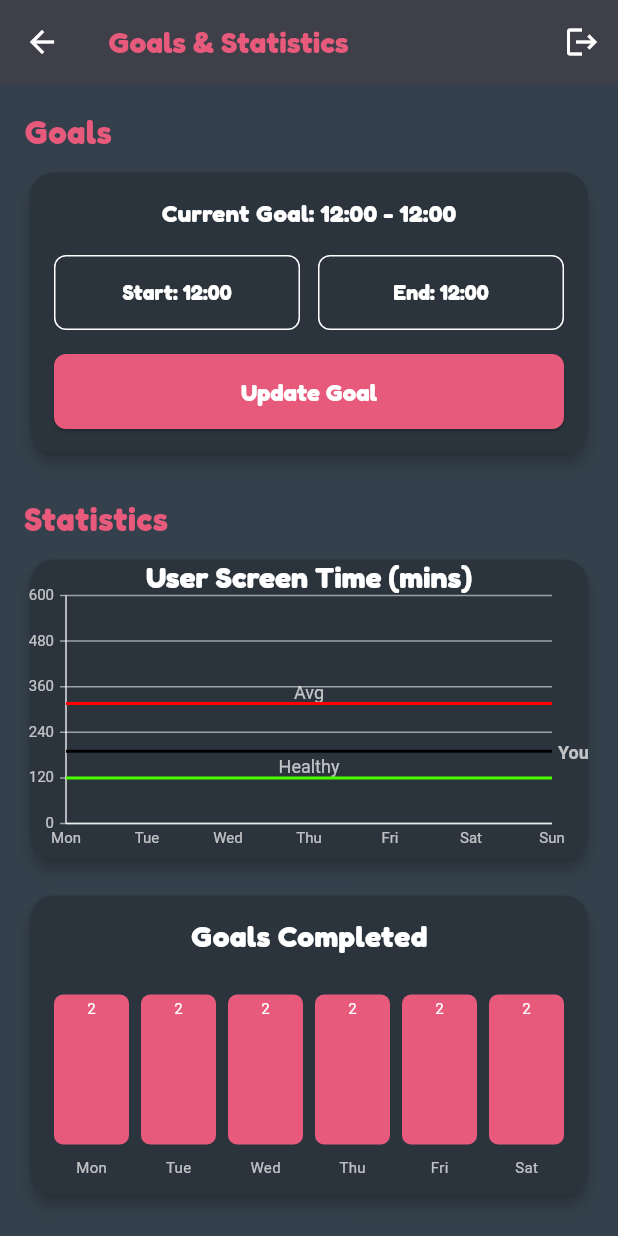
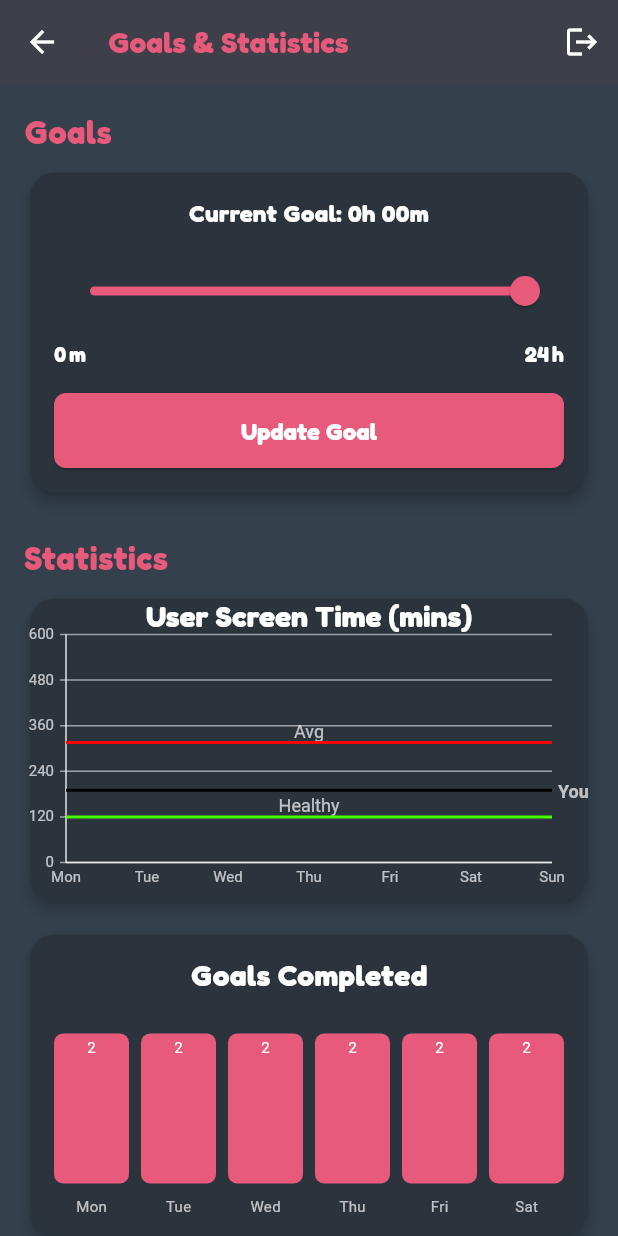
Before and after one commit to austinglashure/MobileScreenBuddy, a Flutter app: the screen it shows after launch, after a tap on "Login", after a tap on the "bar chart" icon, on a phone screen of 412 x 824 dp. Run offline on Flutter 3.47's test engine with Material 3 defaults, Android fonts, the light colour scheme and no system bars.

Commit message:
changed goal to be a number of minutes per day, and not from x time to y time

```diff
--- a/screenbuddy_mobile/lib/main.dart
+++ b/screenbuddy_mobile/lib/main.dart
@@ -86,42 +86,228 @@ class MyApp extends StatelessWidget {
 
 class AppState {
   bool loggedIn = false;
-  int coins = 150;
+  int coins = 1500;
   String? pendingEmailCode;
+  int goalMinutes = 0;
 
   final List<AvatarItem> owned = [
     AvatarItem(
       assetPath: 'assets/buddies/triangle/triangleRed.png',
-      name: "Buddy",
+      name: "Red Triangle",
       id: 0,
     ),
   ];
 
+  /*-----------------Shop Items-------------------------*/
+
   final List<AvatarItem> shop = [
     AvatarItem(
       assetPath: 'assets/buddies/triangle/triangleGreen.png',
-      name: "Green Buddy",
+      name: "Green Triangle",
       id: 1,
-      price: 50,
+      price: 100,
     ),
     AvatarItem(
       assetPath: 'assets/buddies/triangle/triangleBlue.png',
-      name: "Blue Buddy",
+      name: "Blue Triangle",
       id: 2,
-      price: 75,
+      price: 100,
     ),
     AvatarItem(
       assetPath: 'assets/buddies/triangle/triangleOrange.png',
-      name: "Orange Buddy",
+      name: "Orange Triangle",
       id: 3,
       price: 100,
+    ),
+    AvatarItem(
+      assetPath: 'assets/buddies/triangle/triangleWhite.png',
+      name: "White Triangle",
+      id: 4,
+      price: 100,
+    ),
+    AvatarItem(
+      assetPath: 'assets/buddies/triangle/triangleBlack.png',
+      name: "Black Triangle",
+      id: 5,
+      price: 100,
+    ),
+    AvatarItem(
+      assetPath: 'assets/buddies/triangle/trianglePink.png',
+      name: "Pink Triangle",
+      id: 6,
+      price: 100,
+    ),
+    AvatarItem(
+      assetPath: 'assets/buddies/square/squareRed.png',
+      name: "Red square",
+      id: 7,
+      price: 250,
+    ),
+    AvatarItem(
+      assetPath: 'assets/buddies/square/squareGreen.png',
+      name: "Green square",
+      id: 8,
+      price: 250,
+    ),
+    AvatarItem(
+      assetPath: 'assets/buddies/square/squareBlue.png',
+      name: "Blue square",
+      id: 9,
+      price: 250,
+    ),
+    AvatarItem(
+      assetPath: 'assets/buddies/square/squareOrange.png',
+      name: "Orange square",
+      id: 10,
+      price: 250,
+    ),
+    AvatarItem(
+      assetPath: 'assets/buddies/square/squareWhite.png',
+      name: "White square",
+      id: 11,
+      price: 250,
+    ),
+    AvatarItem(
+      assetPath: 'assets/buddies/square/squareBlack.png',
+      name: "Black square",
+      id: 12,
+      price: 250,
+    ),
+    AvatarItem(
+      assetPath: 'assets/buddies/square/squarePink.png',
+      name: "Pink square",
+      id: 13,
+      price: 250,
+    ),
+    AvatarItem(
+      assetPath: 'assets/buddies/pentagon/pentagonRed.png',
+      name: "Red pentagon",
+      id: 14,
+      price: 500,
+    ),
+    AvatarItem(
+      assetPath: 'assets/buddies/pentagon/pentagonGreen.png',
+      name: "Green pentagon",
+      id: 15,
+      price: 500,
+    ),
+    AvatarItem(
+      assetPath: 'assets/buddies/pentagon/pentagonBlue.png',
+      name: "Blue pentagon",
+      id: 16,
+      price: 500,
+    ),
+    AvatarItem(
+      assetPath: 'assets/buddies/pentagon/pentagonOrange.png',
+      name: "Orange pentagon",
+      id: 17,
+      price: 500,
+    ),
+    AvatarItem(
+      assetPath: 'assets/buddies/pentagon/pentagonWhite.png',
+      name: "White pentagon",
+      id: 18,
+      price: 500,
+    ),
+    AvatarItem(
+      assetPath: 'assets/buddies/pentagon/pentagonBlack.png',
+      name: "Black pentagon",
+      id: 19,
+      price: 500,
+    ),
+    AvatarItem(
+      assetPath: 'assets/buddies/pentagon/pentagonPink.png',
+      name: "Pink pentagon",
+      id: 20,
+      price: 500,
+    ),
+    AvatarItem(
+      assetPath: 'assets/buddies/hexagon/hexagonRed.png',
+      name: "Red hexagon",
+      id: 21,
+      price: 1000,
+    ),
+    AvatarItem(
+      assetPath: 'assets/buddies/hexagon/hexagonGreen.png',
+      name: "Green hexagon",
+      id: 22,
+      price: 1000,
+    ),
+    AvatarItem(
+      assetPath: 'assets/buddies/hexagon/hexagonBlue.png',
+      name: "Blue hexagon",
+      id: 23,
+      price: 1000,
+    ),
+    AvatarItem(
+      assetPath: 'assets/buddies/hexagon/hexagonOrange.png',
+      name: "Orange hexagon",
+      id: 24,
+      price: 1000,
+    ),
+    AvatarItem(
+      assetPath: 'assets/buddies/hexagon/hexagonWhite.png',
+      name: "White hexagon",
+      id: 25,
+      price: 1000,
+    ),
+    AvatarItem(
+      assetPath: 'assets/buddies/hexagon/hexagonBlack.png',
+      name: "Black hexagon",
+      id: 26,
+      price: 1000,
+    ),
+    AvatarItem(
+      assetPath: 'assets/buddies/hexagon/hexagonPink.png',
+      name: "Pink hexagon",
+      id: 27,
+      price: 1000,
+    ),
+    AvatarItem(
+      assetPath: 'assets/buddies/circle/circleRed.png',
+      name: "Red circle",
+      price: 2000,
+      id: 28,
+    ),
+    AvatarItem(
+      assetPath: 'assets/buddies/circle/circleGreen.png',
+      name: "Green circle",
+      id: 29,
+      price: 2000,
+    ),
+    AvatarItem(
+      assetPath: 'assets/buddies/circle/circleBlue.png',
+      name: "Blue circle",
+      id: 30,
+      price: 2000,
+    ),
+    AvatarItem(
+      assetPath: 'assets/buddies/circle/circleOrange.png',
+      name: "Orange circle",
+      id: 31,
+      price: 2000,
+    ),
+    AvatarItem(
+      assetPath: 'assets/buddies/circle/circleWhite.png',
+      name: "White circle",
+      id: 32,
+      price: 2000,
+    ),
+    AvatarItem(
+      assetPath: 'assets/buddies/circle/circleBlack.png',
+      name: "Black circle",
+      id: 33,
+      price: 2000,
+    ),
+    AvatarItem(
+      assetPath: 'assets/buddies/circle/circlePink.png',
+      name: "Pink circle",
+      id: 34,
+      price: 2000,
     ),
   ];
 
   int equippedId = 0;
-
-  TimeOfDay start = const TimeOfDay(hour: 12, minute: 0);
-  TimeOfDay end = const TimeOfDay(hour: 12, minute: 0);
 
   final List<int> dailyMinutes = List.generate(
     7,
@@ -659,29 +845,11 @@ class GoalsStatsView extends StatefulWidget {
 }
 
 class _GoalsStatsViewState extends State<GoalsStatsView> {
-  TimeOfDay? newStart;
-  TimeOfDay? newEnd;
-
-  Future<void> _pickStart() async {
-    final picked = await showTimePicker(
-      context: context,
-      initialTime: widget.state.start,
-    );
-    if (picked != null) setState(() => newStart = picked);
-  }
-
-  Future<void> _pickEnd() async {
-    final picked = await showTimePicker(
-      context: context,
-      initialTime: widget.state.end,
-    );
-    if (picked != null) setState(() => newEnd = picked);
-  }
+  int goalMinutes = 1440; // a full day with no phone
 
   void _updateGoal() {
     setState(() {
-      widget.state.start = newStart ?? widget.state.start;
-      widget.state.end = newEnd ?? widget.state.end;
+      widget.state.goalMinutes = goalMinutes;
     });
     ScaffoldMessenger.of(
       context,
@@ -697,8 +865,11 @@ class _GoalsStatsViewState extends State<GoalsStatsView> {
     );
   }
 
-  String _fmt(TimeOfDay t) =>
-      "${t.hour.toString().padLeft(2, '0')}:${t.minute.toString().padLeft(2, '0')}";
+  String _formatGoal(int minutes) {
+    final h = minutes ~/ 60;
+    final m = minutes % 60;
+    return "${h}h ${m.toString().padLeft(2, '0')}m";
+  }
 
   @override
   Widget build(BuildContext context) {
@@ -726,45 +897,26 @@ class _GoalsStatsViewState extends State<GoalsStatsView> {
               child: Column(
                 children: [
                   Text(
-                    "Current Goal: ${_fmt(widget.state.start)} - ${_fmt(widget.state.end)}",
+                    "Current Goal: ${_formatGoal(widget.state.goalMinutes)}",
                     style: bodyWhite.copyWith(fontSize: 16),
                   ),
                   const SizedBox(height: 16),
+                  Slider(
+                    value: goalMinutes.toDouble(),
+                    min: 0,
+                    max: 1440,
+                    divisions: 144, // steps of 10 minutes
+                    label: _formatGoal(goalMinutes),
+                    activeColor: kAccent,
+                    inactiveColor: Colors.white24,
+                    onChanged: (v) => setState(() => goalMinutes = v.toInt()),
+                  ),
+                  const SizedBox(height: 8),
                   Row(
+                    mainAxisAlignment: MainAxisAlignment.spaceBetween,
                     children: [
-                      Expanded(
-                        child: OutlinedButton(
-                          style: OutlinedButton.styleFrom(
-                            minimumSize: const Size(double.infinity, 50),
-                            side: const BorderSide(color: Colors.white),
-                            shape: RoundedRectangleBorder(
-                              borderRadius: BorderRadius.circular(8),
-                            ),
-                          ),
-                          onPressed: _pickStart,
-                          child: Text(
-                            "Start: ${_fmt(newStart ?? widget.state.start)}",
-                            style: bodyWhite,
-                          ),
-                        ),
-                      ),
-                      const SizedBox(width: 12),
-                      Expanded(
-                        child: OutlinedButton(
-                          style: OutlinedButton.styleFrom(
-                            minimumSize: const Size(double.infinity, 50),
-                            side: const BorderSide(color: Colors.white),
-                            shape: RoundedRectangleBorder(
-                              borderRadius: BorderRadius.circular(8),
-                            ),
-                          ),
-                          onPressed: _pickEnd,
-                          child: Text(
-                            "End: ${_fmt(newEnd ?? widget.state.end)}",
-                            style: bodyWhite,
-                          ),
-                        ),
-                      ),
+                      Text("0 m", style: bodyWhite),
+                      Text("24 h", style: bodyWhite),
                     ],
                   ),
                   const SizedBox(height: 16),
@@ -789,9 +941,7 @@ class _GoalsStatsViewState extends State<GoalsStatsView> {
               height: 200,
               child: CustomPaint(
                 painter: LineChartPainter(widget.state.dailyMinutes),
-                child: const Center(
-
-                ),
+                child: const Center(),
               ),
             ),
           ),
@@ -981,7 +1131,11 @@ class LineChartPainter extends CustomPainter {
     // Y labels
     for (double yVal = 0; yVal <= maxVal; yVal += dyStep) {
       final y = size.height - padding - (yVal / maxVal) * chartHeight;
-      canvas.drawLine(Offset(padding - 4, y), Offset(size.width - padding, y), axisPaint);
+      canvas.drawLine(
+        Offset(padding - 4, y),
+        Offset(size.width - padding, y),
+        axisPaint,
+      );
 
       final tp = TextPainter(
         text: TextSpan(text: yVal.toInt().toString(), style: labelStyle),
@@ -1001,9 +1155,16 @@ class LineChartPainter extends CustomPainter {
     }
 
     // X and Y lines
-    canvas.drawLine(Offset(padding, padding), Offset(padding, size.height - padding), axisPaint);
-    canvas.drawLine(Offset(padding, size.height - padding), Offset(size.width - padding, size.height - padding), axisPaint);
-
+    canvas.drawLine(
+      Offset(padding, padding),
+      Offset(padding, size.height - padding),
+      axisPaint,
+    );
+    canvas.drawLine(
+      Offset(padding, size.height - padding),
+      Offset(size.width - padding, size.height - padding),
+      axisPaint,
+    );
 
     // Title
 
@@ -1015,13 +1176,15 @@ class LineChartPainter extends CustomPainter {
       textDirection: TextDirection.ltr,
     )..layout();
 
-    titleTp.paint(canvas, Offset(
-      (size.width - titleTp.width) / 2,
-      padding / 2 - titleTp.height / 2,
-    ));
+    titleTp.paint(
+      canvas,
+      Offset(
+        (size.width - titleTp.width) / 2,
+        padding / 2 - titleTp.height / 2,
+      ),
+    );
 
     /*-----------------------Drawing the Default Lines---------------------*/
-
 
     final averageMinutesPath = Path();
     for (int i = 0; i < averageDailyMinutes.length; i++) {
@@ -1040,7 +1203,10 @@ class LineChartPainter extends CustomPainter {
     // Middle of average line
     final avgMidIndex = (averageDailyMinutes.length / 2).floor();
     final avgMidX = padding + avgMidIndex * dx;
-    final avgMidY = size.height - padding - (averageDailyMinutes[avgMidIndex] / maxVal) * chartHeight;
+    final avgMidY =
+        size.height -
+        padding -
+        (averageDailyMinutes[avgMidIndex] / maxVal) * chartHeight;
 
     final avgLabel = TextPainter(
       text: const TextSpan(
@@ -1051,12 +1217,6 @@ class LineChartPainter extends CustomPainter {
     )..layout();
 
     avgLabel.paint(canvas, Offset(avgMidX - avgLabel.width / 2, avgMidY - 14));
-
-
-
-
-
-
 
     final healthyMinutesPath = Path();
     for (int i = 0; i < healthyDailyMinutes.length; i++) {
@@ -1075,7 +1235,10 @@ class LineChartPainter extends CustomPainter {
     // Middle of healthy line
     final healthyMidIndex = (healthyDailyMinutes.length / 2).floor();
     final healthyMidX = padding + healthyMidIndex * dx;
-    final healthyMidY = size.height - padding - (healthyDailyMinutes[healthyMidIndex] / maxVal) * chartHeight;
+    final healthyMidY =
+        size.height -
+        padding -
+        (healthyDailyMinutes[healthyMidIndex] / maxVal) * chartHeight;
 
     final healthyLabel = TextPainter(
       text: const TextSpan(
@@ -1085,10 +1248,10 @@ class LineChartPainter extends CustomPainter {
       textDirection: TextDirection.ltr,
     )..layout();
 
-    healthyLabel.paint(canvas, Offset(healthyMidX - healthyLabel.width / 2, healthyMidY - 14));
-
-
-
+    healthyLabel.paint(
+      canvas,
+      Offset(healthyMidX - healthyLabel.width / 2, healthyMidY - 14),
+    );
 
     canvas.drawPath(averageMinutesPath, averageMinutesColor);
     canvas.drawPath(healthyMinutesPath, healthyMinutesColor);
@@ -1115,13 +1278,16 @@ class LineChartPainter extends CustomPainter {
     final userLabel = TextPainter(
       text: const TextSpan(
         text: "You",
-        style: TextStyle(color: Colors.white70, fontSize: 12, fontWeight: FontWeight.bold),
+        style: TextStyle(
+          color: Colors.white70,
+          fontSize: 12,
+          fontWeight: FontWeight.bold,
+        ),
       ),
       textDirection: TextDirection.ltr,
     )..layout();
 
     userLabel.paint(canvas, Offset(userX + 4, userY - 6));
-
   }
 
   @override
@@ -1198,10 +1364,7 @@ class BarChart extends StatelessWidget {
                 child: Center(
                   child: Text(
                     days[i],
-                    style: const TextStyle(
-                      color: Colors.white70,
-                      fontSize: 10,
-                    ),
+                    style: const TextStyle(color: Colors.white70, fontSize: 10),
                   ),
                 ),
               );
```
